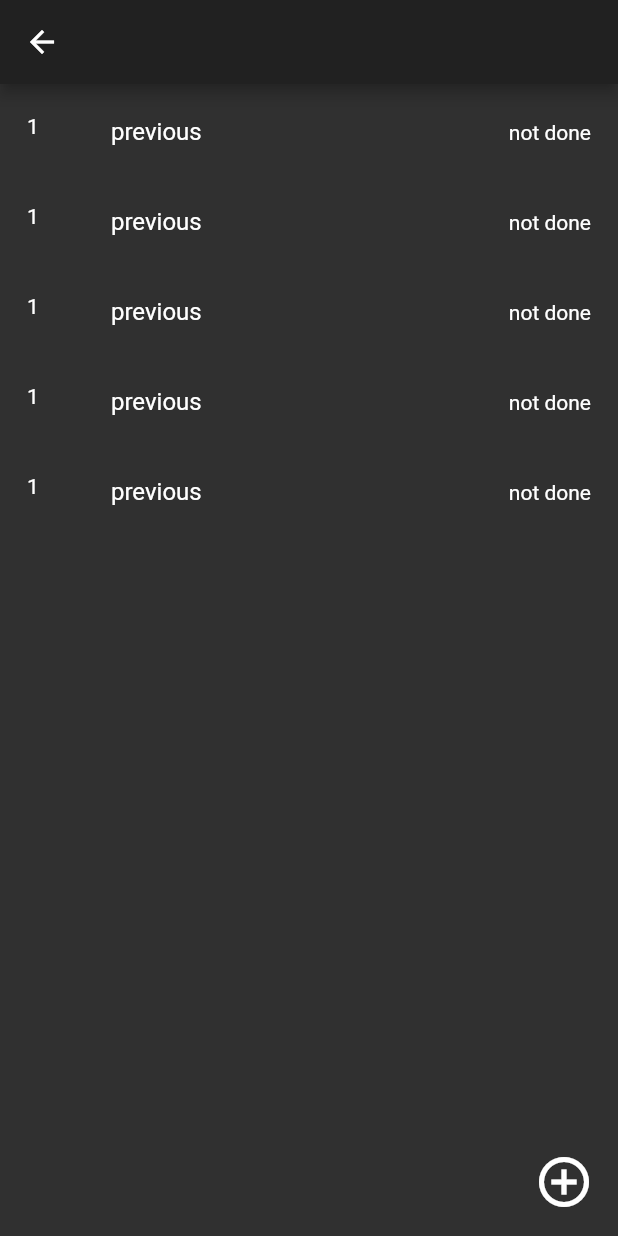
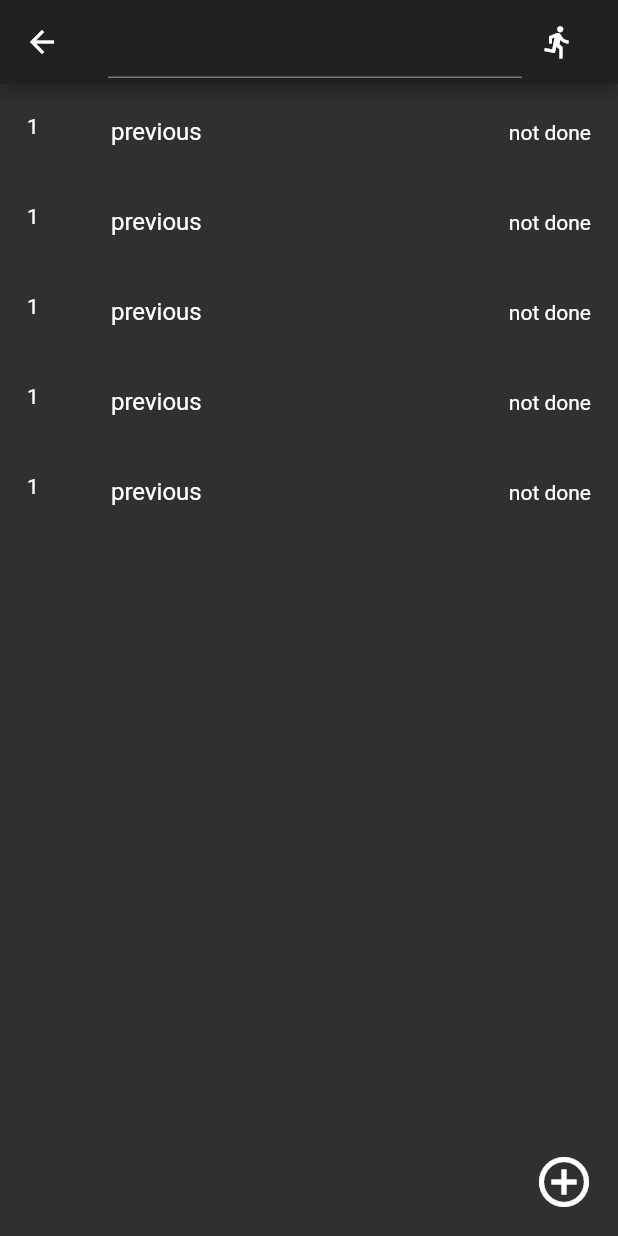
Before and after one commit to raimsargado/Push, a Flutter app: the WorkoutView screen opened directly with empty values, on a phone screen of 412 x 824 dp. Run offline on Flutter 3.47's test engine with Material 2 defaults, Android fonts, the phone set to English and light mode, and no system bars.

Commit message:
can edit workout title

```diff
--- a/lib/views/workout_view.dart
+++ b/lib/views/workout_view.dart
@@ -31,7 +31,26 @@ class WorkoutView extends StatelessWidget {
         },
       ),
       appBar: AppBar(
-        title: Text(workout.name),
+        centerTitle: false,
+        title: Row(
+          children: <Widget>[
+            Expanded(
+              flex: 1,
+              child: TextField(
+                keyboardType: TextInputType.text,
+                decoration: InputDecoration(
+                  alignLabelWithHint: true,
+                  hintText: workout.name
+                ),
+               ),
+            ),
+            Expanded(
+              flex: 0,
+              child: IconButton(icon: Icon(Icons.directions_run), onPressed: () {},),
+            )
+
+          ],
+        ),
       ),
       body: StreamBuilder<WorkSet>(
         initialData: WorkSet("1","previous","5lbs","x10","not done"),
```
